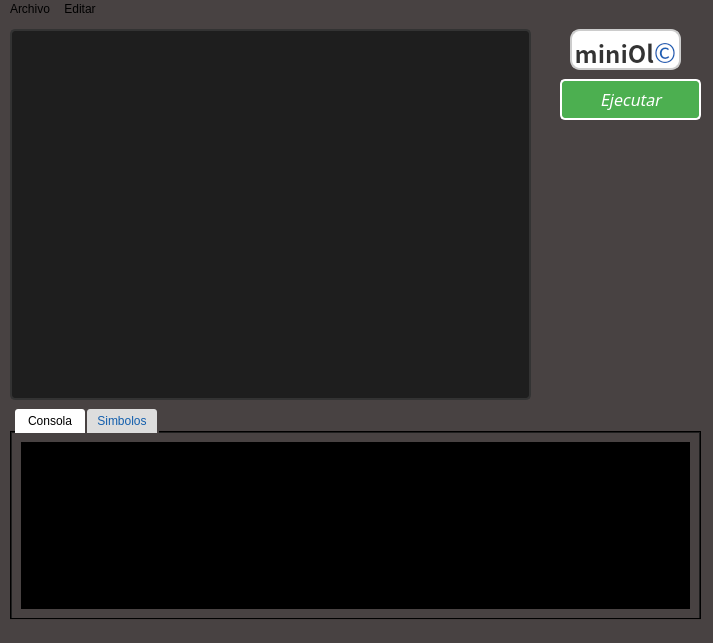
Ijosuer/OLC2_202000895, file Proyecto1/mainwindow.ui: the form before one commit.
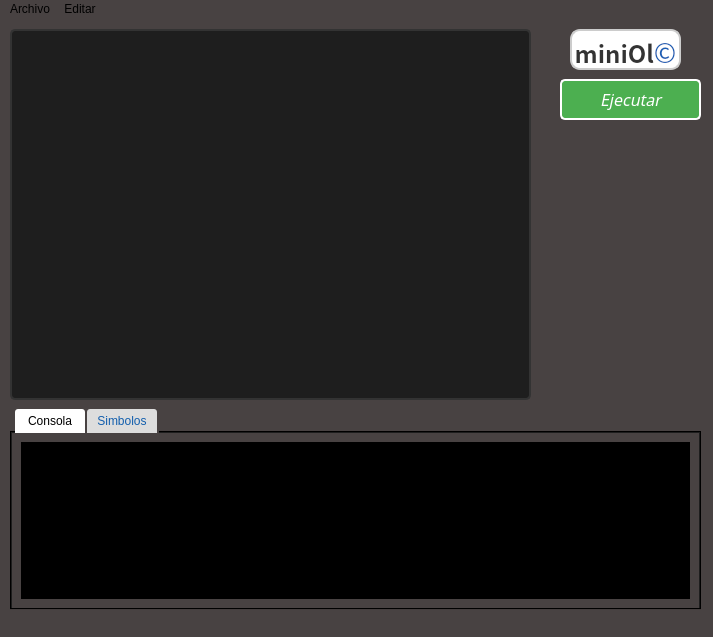
The form after the commit.

What changed in the file:
```diff
--- a/Proyecto1/mainwindow.ui
+++ b/Proyecto1/mainwindow.ui
@@ -10,7 +10,7 @@
     <x>0</x>
     <y>0</y>
     <width>713</width>
-    <height>643</height>
+    <height>637</height>
    </rect>
   </property>
   <property name="windowTitle">
@@ -123,7 +123,7 @@
       <x>10</x>
       <y>390</y>
       <width>691</width>
-      <height>211</height>
+      <height>201</height>
      </rect>
     </property>
     <property name="styleSheet">
```
